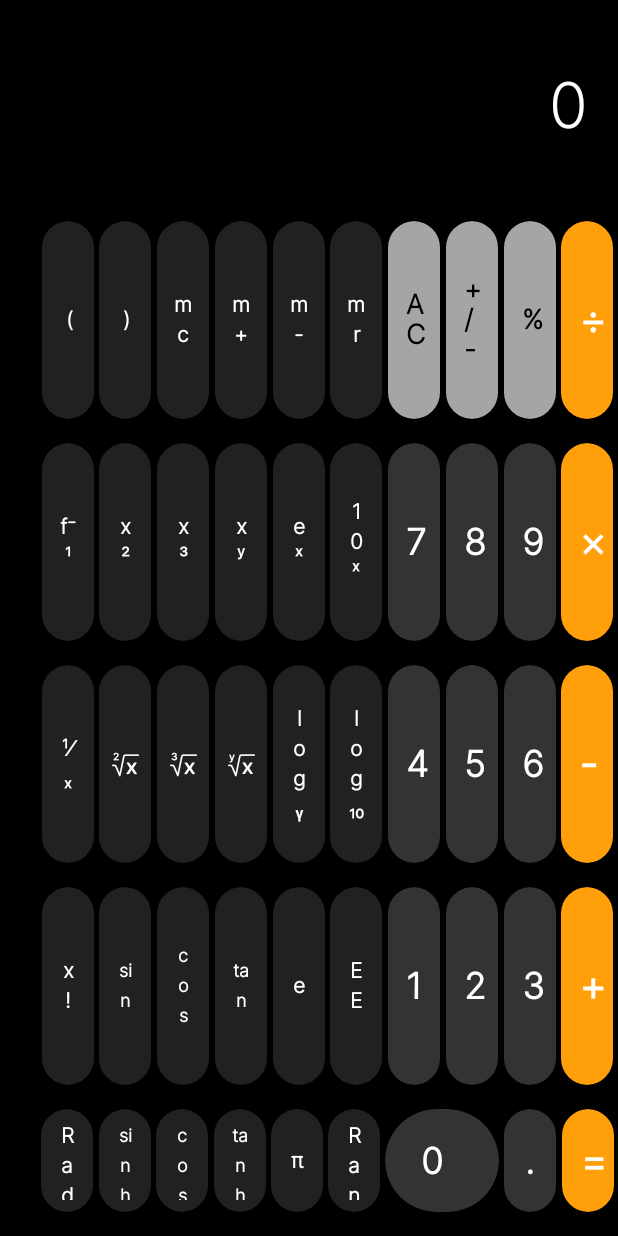
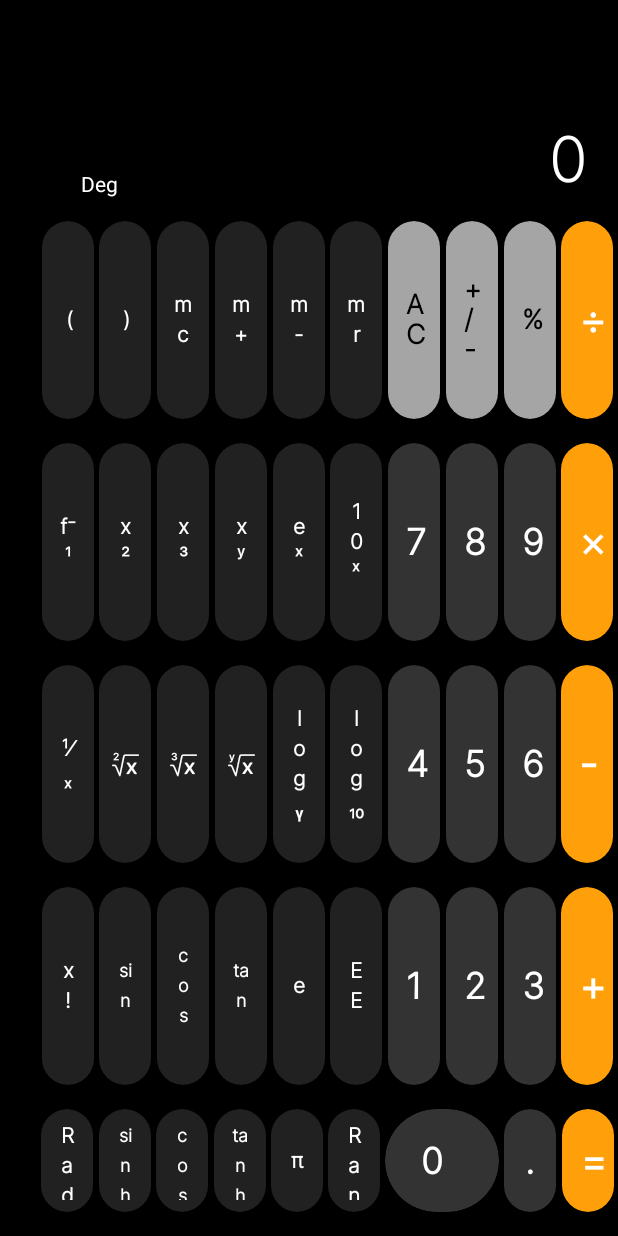
Before and after one commit to PiyushJT/ICalc, an Android app built with Jetpack Compose: the composable HorizontalScreen shown on its own in the app's theme, on a phone screen of 412 x 824 dp. Run offline under Robolectric (Android 15) with nearby library versions, the phone set to English and light mode, and no system bars; our stand-ins replace accompanist.

Commit message:
Made Change angle Unit button fully functional

```diff
--- a/app/src/main/java/com/piyushjt/icalc/ButtonGroups.kt
+++ b/app/src/main/java/com/piyushjt/icalc/ButtonGroups.kt
@@ -125,7 +125,7 @@ fun HorizontalButtons(
             horizontalArrangement = Arrangement.SpaceEvenly
         ){
             // Showing text in buttons as needed
-            ScientificButton(event = event, state = state, text = "Rad", height = buttonHeight, width = buttonWidth)
+            ScientificButton(event = event, state = state, text = "Unit", height = buttonHeight, width = buttonWidth)
             ScientificButton(event = event, state = state, text = "sinh", height = buttonHeight, width = buttonWidth)
             ScientificButton(event = event, state = state, text = "cosh", height = buttonHeight, width = buttonWidth)
             ScientificButton(event = event, state = state, text = "tanh", height = buttonHeight, width = buttonWidth)
--- a/app/src/main/java/com/piyushjt/icalc/Buttons.kt
+++ b/app/src/main/java/com/piyushjt/icalc/Buttons.kt
@@ -444,6 +444,9 @@ fun ScientificButton(
     if(text in trigs.subList(0,6) && state.isInverseVisible){
         textToShow = "${text}⁻¹"
     }
+    else if ( text == "Unit"){
+        textToShow = if (state.angleUnitDeg) "Rad" else "Deg"
+    }
 
     TextButton(
 
@@ -477,7 +480,7 @@ fun ScientificButton(
 
                 "log₁₀" -> event(Event.SetLog(base = 10.0, value = state.value.toDouble()))
 
-               "log₂" -> event(Event.SetLog(base = 2.0, value = state.value.toDouble()))
+                "log₂" -> event(Event.SetLog(base = 2.0, value = state.value.toDouble()))
 
                 "Rand" -> event(Event.SetValue(random().toString()))
 
@@ -545,6 +548,8 @@ fun ScientificButton(
 
                 }
 
+                in listOf("Rad", "Deg") -> event(Event.ToggleAngleUnitDeg)
+
             }
 
         },
--- a/app/src/main/java/com/piyushjt/icalc/Event.kt
+++ b/app/src/main/java/com/piyushjt/icalc/Event.kt
@@ -43,4 +43,5 @@ sealed interface Event {
     object MemoryRecall : Event
 
     object ToggleIsInverseVisible: Event
+    object ToggleAngleUnitDeg: Event
 }
--- a/app/src/main/java/com/piyushjt/icalc/MainActivity.kt
+++ b/app/src/main/java/com/piyushjt/icalc/MainActivity.kt
@@ -9,10 +9,13 @@ import androidx.activity.enableEdgeToEdge
 import androidx.activity.viewModels
 import androidx.annotation.RequiresApi
 import androidx.compose.foundation.background
+import androidx.compose.foundation.layout.Arrangement
 import androidx.compose.foundation.layout.Box
+import androidx.compose.foundation.layout.Row
 import androidx.compose.foundation.layout.fillMaxWidth
 import androidx.compose.foundation.layout.height
 import androidx.compose.foundation.layout.padding
+import androidx.compose.foundation.layout.width
 import androidx.compose.material3.Text
 import androidx.compose.runtime.Composable
 import androidx.compose.runtime.collectAsState
@@ -31,6 +34,7 @@ import androidx.compose.ui.text.buildAnnotatedString
 import androidx.compose.ui.text.font.Font
 import androidx.compose.ui.text.font.FontFamily
 import androidx.compose.ui.text.style.BaselineShift
+import androidx.compose.ui.text.style.TextAlign
 import androidx.compose.ui.text.withStyle
 import androidx.compose.ui.unit.Dp
 import androidx.compose.ui.unit.dp
@@ -39,6 +43,7 @@ import androidx.core.view.WindowCompat
 import androidx.core.view.WindowInsetsControllerCompat
 import com.google.accompanist.systemuicontroller.rememberSystemUiController
 import com.piyushjt.icalc.ui.theme.Black
+import com.piyushjt.icalc.ui.theme.Transparent
 import com.piyushjt.icalc.ui.theme.White
 import kotlinx.coroutines.coroutineScope
 
@@ -109,7 +114,7 @@ fun TextValue(
     val isEventTriggered = remember { mutableStateOf(false) }
 
     // Container for text value
-    Box(
+    Row(
         modifier = Modifier
             .padding(horizontal = 20.dp, vertical = 8.dp)
             .fillMaxWidth()
@@ -137,7 +142,8 @@ fun TextValue(
                     }
                 }
             },
-        contentAlignment = Alignment.CenterEnd
+        verticalAlignment = Alignment.Bottom,
+        horizontalArrangement = Arrangement.SpaceBetween
     ) {
 
         val textToShow = if (state.valueToShow.contains('e')) {
@@ -150,6 +156,17 @@ fun TextValue(
             state.valueToShow
         }
 
+        if(textSize == null) {
+            Text(
+                text = if (state.angleUnitDeg) "Deg" else "Rad",
+                color = White,
+                modifier = Modifier
+                    .padding(start = 10.dp)
+            )
+        }
+        else {
+            Box(modifier = Modifier.height(1.dp).width(1.dp).background(Transparent))
+        }
 
         // Text Value
         Text(
@@ -173,6 +190,7 @@ fun TextValue(
                     append(textToShow)
                 }
             },
+            textAlign = TextAlign.End,
             color = White,
             fontFamily = FontFamily(Font(R.font.inter_light)),
             fontSize = (textSize?: 42).sp
--- a/app/src/main/java/com/piyushjt/icalc/State.kt
+++ b/app/src/main/java/com/piyushjt/icalc/State.kt
@@ -15,5 +15,6 @@ data class State(
     val isValueSetAfterOperator: Boolean = false,
     val statusBarSize : Dp = 24.dp,
     val memory : Double = 0.0,
-    val isInverseVisible : Boolean = false
+    val isInverseVisible : Boolean = false,
+    val angleUnitDeg : Boolean = true
 )
```
Also changed, not shown: app/src/main/java/com/piyushjt/icalc/ViewModel.kt (+68 -7 lines).
